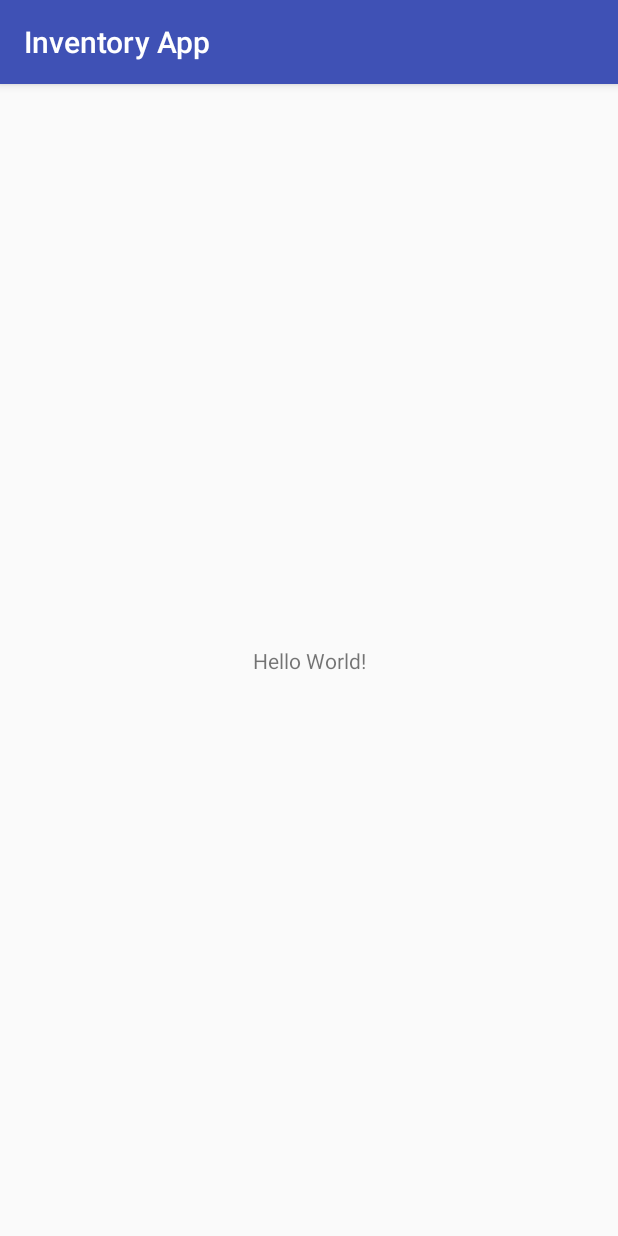
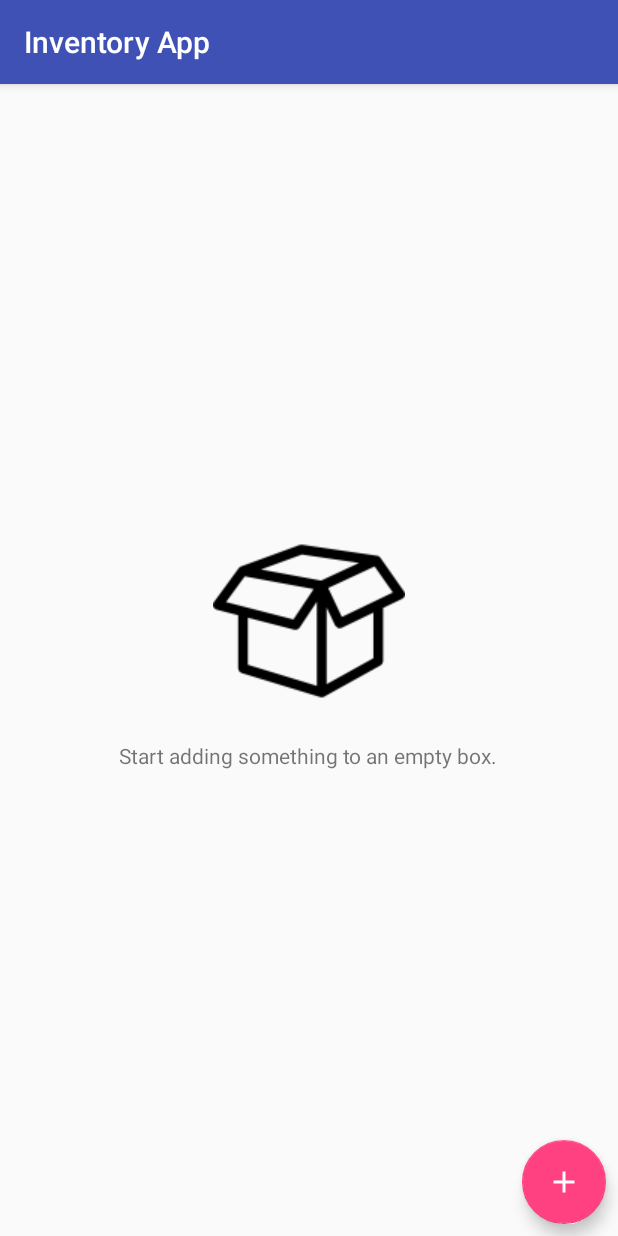
Before and after one commit to kartik-soni/Inventory-App, an Android app: the screen it shows after launch (MainActivity), on a phone screen of 412 x 824 dp. Run offline under Robolectric (Android 15) with nearby library versions, the phone set to English and light mode, and no system bars.

Commit message:
images added and mian activity created

```diff
--- /dev/null
+++ b/app/src/main/res/drawable/ic_add_white_24dp.xml
@@ -0,0 +1,9 @@
+<vector xmlns:android="http://schemas.android.com/apk/res/android"
+        android:width="24dp"
+        android:height="24dp"
+        android:viewportWidth="24.0"
+        android:viewportHeight="24.0">
+    <path
+        android:fillColor="#FFFFFFFF"
+        android:pathData="M19,13h-6v6h-2v-6H5v-2h6V5h2v6h6v2z"/>
+</vector>
--- a/app/src/main/res/layout/activity_main.xml
+++ b/app/src/main/res/layout/activity_main.xml
@@ -1,18 +1,48 @@
-<?xml version="1.0" encoding="utf-8"?>
-<android.support.constraint.ConstraintLayout xmlns:android="http://schemas.android.com/apk/res/android"
-    xmlns:app="http://schemas.android.com/apk/res-auto"
+<RelativeLayout
+    xmlns:android="http://schemas.android.com/apk/res/android"
     xmlns:tools="http://schemas.android.com/tools"
     android:layout_width="match_parent"
     android:layout_height="match_parent"
-    tools:context="com.example.kartik.inventoryapp.MainActivity">
+    tools:context=".MainActivity">
 
-    <TextView
+    <LinearLayout
+        android:id="@+id/empty_view"
+        android:layout_width="match_parent"
+        android:layout_height="match_parent"
+        android:orientation="vertical"
+        android:gravity="center_horizontal|center_vertical">
+
+        <ImageView
+            android:id="@+id/empty_view_image"
+            android:layout_width="wrap_content"
+            android:layout_height="wrap_content"
+            android:src="@drawable/empty_white_box"/>
+
+        <TextView
+            android:id="@+id/empty_view_text"
+            android:layout_width="wrap_content"
+            android:layout_height="wrap_content"
+            android:layout_margin="16dp"
+            android:text="@string/empty_list"
+            android:layout_marginLeft="96dp"
+            android:layout_marginRight="96dp"/>
+
+    </LinearLayout>
+
+    <ListView
+        android:id="@+id/list_view"
+        android:layout_width="match_parent"
+        android:layout_height="match_parent">
+
+    </ListView>
+
+    <android.support.design.widget.FloatingActionButton
+        android:id="@+id/fab"
         android:layout_width="wrap_content"
         android:layout_height="wrap_content"
-        android:text="Hello World!"
-        app:layout_constraintBottom_toBottomOf="parent"
-        app:layout_constraintLeft_toLeftOf="parent"
-        app:layout_constraintRight_toRightOf="parent"
-        app:layout_constraintTop_toTopOf="parent" />
+        android:layout_margin="@dimen/fab_margin"
+        android:layout_alignParentRight="true"
+        android:layout_alignParentBottom="true"
+        android:src="@drawable/ic_add_white_24dp"/>
 
-</android.support.constraint.ConstraintLayout>
+</RelativeLayout>
--- a/app/src/main/res/values/strings.xml
+++ b/app/src/main/res/values/strings.xml
@@ -1,3 +1,4 @@
 <resources>
     <string name="app_name">Inventory App</string>
+    <string name="empty_list">Start adding something to an empty box.</string>
 </resources>
```
Also changed, not shown: app/src/main/res/drawable/ic_add_black_24dp.xml (added, +9 -0 lines), app/src/main/res/drawable/ic_cloud_download_black_24dp.xml (added, +9 -0 lines), app/src/main/res/drawable/ic_done_white_24dp.xml (added, +9 -0 lines), app/src/main/res/drawable/ic_local_grocery_store_24dp.xml (added, +9 -0 lines), app/src/main/res/drawable/ic_remove_black_24dp.xml (added, +9 -0 lines), app/src/main/res/drawable/cheese.jpg (added), app/src/main/res/drawable/cola.png (added), app/src/main/res/drawable/eggs.png (added), app/src/main/res/drawable/empty_white_box.png (added), app/src/main/res/drawable/milk.png (added), app/src/main/res/drawable/peanut_butter.png (added).
